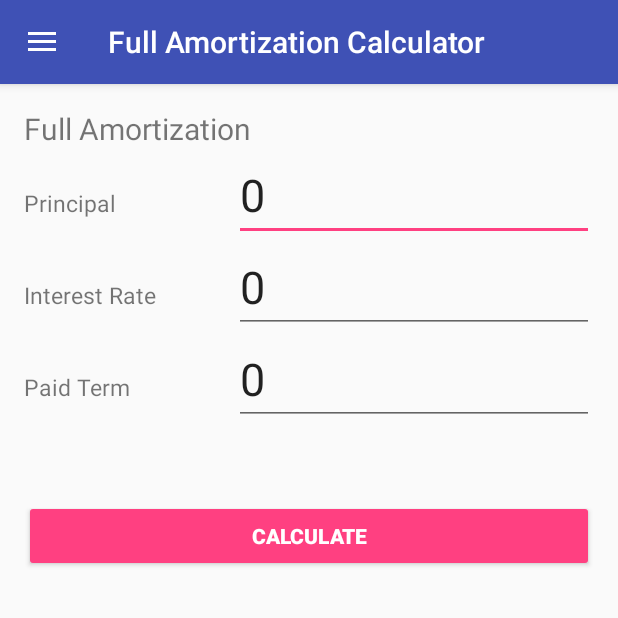
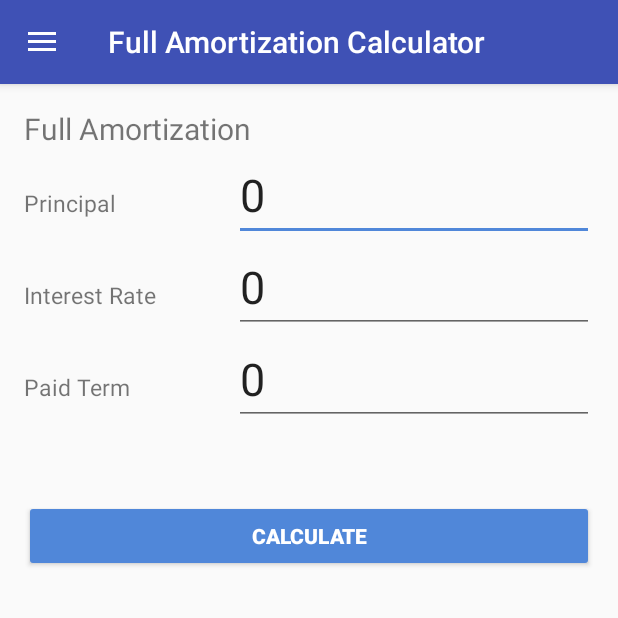
Before and after one commit to exizt/loan-calculator-android, an Android app: the screen it shows after launch (MainActivity), in the side drawer, after a tap on "Full Amortization Calculator", on a phone screen of 412 x 824 dp, the top half of it. Run offline under Robolectric (Android 15) with nearby library versions, the phone set to English and light mode, and no system bars; our stand-ins replace AdMob.

Commit message:
update AdmobAdapter, minor update, add myScope file

```diff
--- a/app/src/main/java/kr/asv/util/AdmobAdapter.kt
+++ b/app/src/main/java/kr/asv/androidutils/AdmobAdapter.kt
@@ -1,4 +1,4 @@
-package kr.asv.util
+package kr.asv.androidutils
 
 import android.content.Context
 import com.google.android.gms.ads.AdRequest
--- a/app/src/main/java/kr/asv/apps/loancalculator/NavigationItemFactory.kt
+++ b/app/src/main/java/kr/asv/apps/loancalculator/NavigationItemFactory.kt
@@ -39,18 +39,19 @@ class NavigationItemFactory {
         val id = item.itemId
         var isAction = false
 
-        if (id == R.id.nav_calculator_equal_principal) {
-            /*
-             */
+        when (id) {
+            R.id.nav_calculator_equal_principal -> {
                 val fragment = EqualPrincipalFragment()
                 replaceFragments(fragmentActivity, fragment, true)
                 isAction = true
-
-        } else if (id == R.id.nav_calculator_full_amortization) {
+            }
+            R.id.nav_calculator_full_amortization -> {
                 val fragment = FullAmortizationFragment()
                 replaceFragments(fragmentActivity, fragment, true)
                 isAction = true
             }
+        }
+
         /*
         액티비티 또는 프레그먼트 호출 후에 처리.
         navigationDrawer(메뉴부분) 을 close 하는 부분.
@@ -71,7 +72,7 @@ class NavigationItemFactory {
      * 프레그먼트 를 교체할 경우에 발생
      * @param fragmentActivity 보통은 MainActivity 를 넘긴다. 그게 아닌 경우 일반 Activity 를 넘긴다.
      * @param fragment 프레그먼트 정보
-     * @param backStack backStack 을 남길지 여부. true 인 경우는 히스토리에 남긴다.
+     * @param backStack backStack 을 남길지 여부. true 인 경우는 backStack 히스토리에 남긴다.
      */
     private fun replaceFragments(fragmentActivity: FragmentActivity, fragment: Fragment, backStack: Boolean?) {
         val fragmentManager: FragmentManager = fragmentActivity.supportFragmentManager
--- a/app/src/main/java/kr/asv/apps/loancalculator/activities/ReportActivity.kt
+++ b/app/src/main/java/kr/asv/apps/loancalculator/activities/ReportActivity.kt
@@ -11,7 +11,7 @@ import kr.asv.apps.loancalculator.R
 import kr.asv.apps.loancalculator.Services
 import kr.asv.apps.loancalculator.fragments.ReportScheduleFragment
 import kr.asv.apps.loancalculator.fragments.ReportSummaryFragment
-import kr.asv.util.AdmobAdapter
+import kr.asv.androidutils.AdmobAdapter
 
 class ReportActivity : AppCompatActivity() {
     private var mSectionsPagerAdapter: SectionsPagerAdapter? = null
--- a/app/src/main/res/values/colors.xml
+++ b/app/src/main/res/values/colors.xml
@@ -1,6 +1,6 @@
 <?xml version="1.0" encoding="utf-8"?>
 <resources>
-    <color name="colorPrimary">#3F51B5</color>
+    <color name="colorPrimary">#3f51b5</color>
     <color name="colorPrimaryDark">#303F9F</color>
-    <color name="colorAccent">#FF4081</color>
+    <color name="colorAccent">#5087d9</color>
 </resources>
```
Also changed, not shown: app/build.gradle (+8 -8 lines), app/src/main/java/kr/asv/apps/loancalculator/activities/MainActivity.kt (+2 -6 lines). Lines whose indentation alone changed are shown as unchanged.
